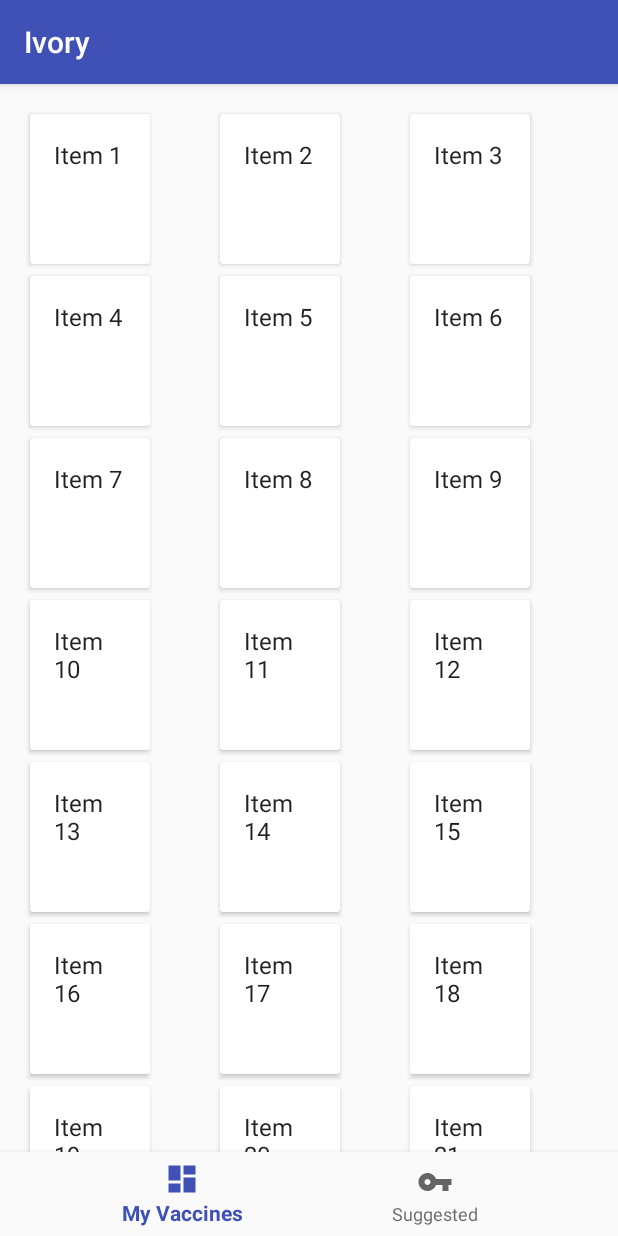
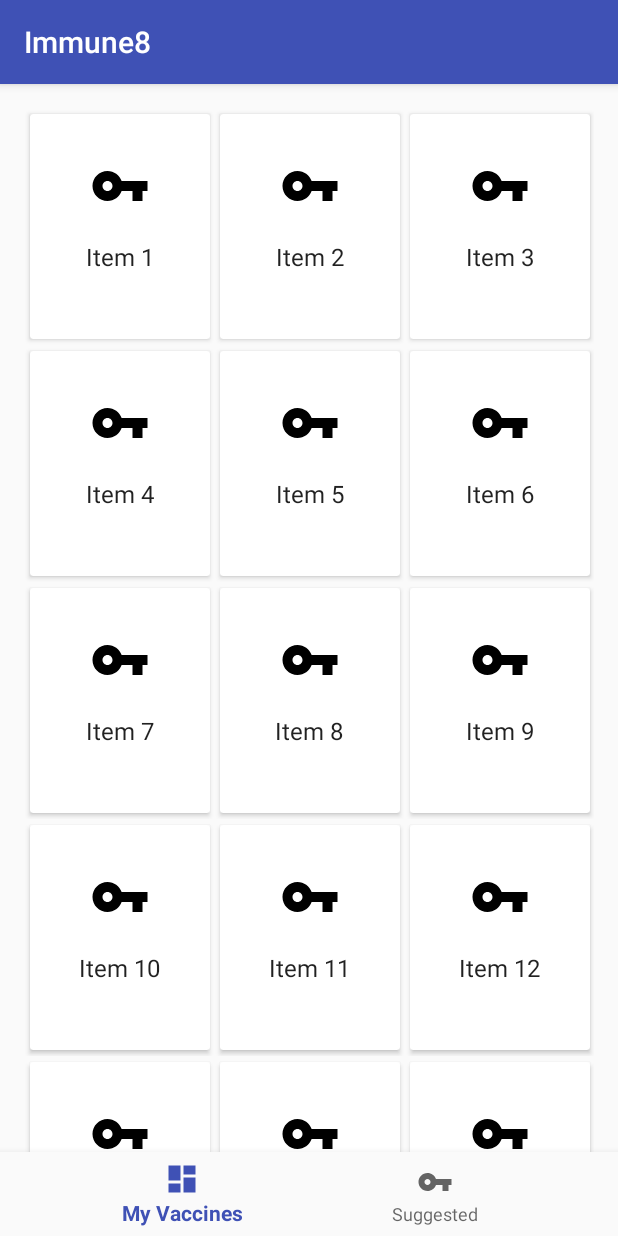
Before and after one commit to DaveLe/Ivory, an Android app: the screen it shows after launch (MainActivity), on a phone screen of 412 x 824 dp. Run offline under Robolectric (Android 15) with nearby library versions, the phone set to English and light mode, and no system bars; our stand-ins replace Firebase (no records; nobody signed in at launch, a user with empty details on screens opened directly); libraries missing offline, so code that uses them is left out: com.firebase.ui; 1 statement that could not run was skipped.

Commit message:
Merge branch 'master' of https://github.com/trickedoutdavid/HackHealth
# Please enter a commit message to explain why this merge is necessary,
# especially if it merges an updated upstream into a topic branch.
#
# Lines starting with '#' will be ignored, and an empty message aborts
# the commit.

```diff
--- a/Ivory/app/src/main/java/com/iter/ivory/MainActivity.kt
+++ b/Ivory/app/src/main/java/com/iter/ivory/MainActivity.kt
@@ -48,7 +48,7 @@ class MainActivity : AppCompatActivity(), VaccineFragment.OnListFragmentInteract
         setContentView(R.layout.activity_main)
         // setup bottom navigation bar
         navigation.setOnNavigationItemSelectedListener(mOnNavigationItemSelectedListener)
-        navigation.setSelectedItemId(R.id.navigation_personal)
+        navigation.selectedItemId = R.id.navigation_personal
     }
 
 
--- a/Ivory/app/src/main/res/layout/fragment_vaccine.xml
+++ b/Ivory/app/src/main/res/layout/fragment_vaccine.xml
@@ -2,16 +2,23 @@
 <LinearLayout xmlns:android="http://schemas.android.com/apk/res/android"
     android:layout_width="wrap_content"
     android:layout_height="wrap_content"
+    xmlns:app="http://schemas.android.com/apk/res-auto"
     android:orientation="horizontal">
 
     <android.support.v7.widget.CardView
-        android:layout_width="80dp"
-        android:layout_height="100dp"
+        android:layout_width="120dp"
+        android:layout_height="150dp"
         android:layout_margin="4dp">
         <LinearLayout
             android:layout_width="match_parent"
             android:layout_height="match_parent"
+            android:layout_gravity="center"
+            android:gravity="center"
             android:orientation="vertical">
+            <ImageView
+                android:layout_width="40dp"
+                android:layout_height="40dp"
+                app:srcCompat="@drawable/ic_vpn_key_black_24dp"/>
             <TextView
                 android:id="@+id/content"
                 android:layout_width="wrap_content"
--- a/Ivory/app/src/main/res/values/strings.xml
+++ b/Ivory/app/src/main/res/values/strings.xml
@@ -1,5 +1,5 @@
 <resources>
-    <string name="app_name">Ivory</string>
+    <string name="app_name">Immune8</string>
     <string name="title_suggested">Suggested</string>
     <string name="title_personal">My Vaccines</string>
     <string name ="Hepititas_A">Hepititas A</string>
```
